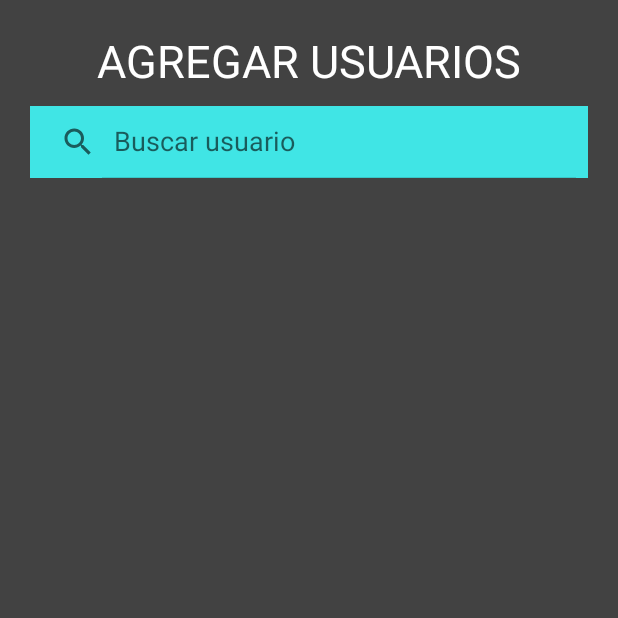
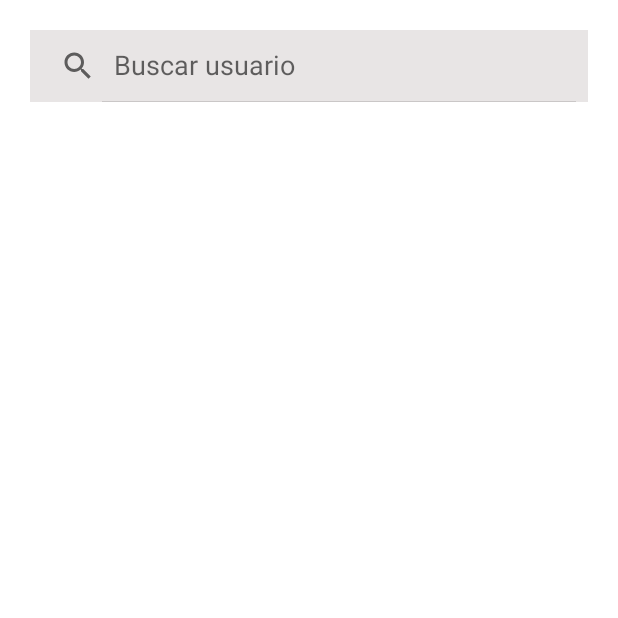
Before and after one commit to IntroCompuMovil202110/Pretect, an Android app: the AgregarActivity screen opened directly, with no data from a screen before it, on a phone screen of 412 x 824 dp, the top half of it. Run offline under Robolectric (Android 15) with nearby library versions, the phone set to English and light mode, and no system bars.

Commit message:
arreglo a vista de Agregar Usuario

```diff
--- a/PreTect/app/src/main/res/layout/activity_agregar.xml
+++ b/PreTect/app/src/main/res/layout/activity_agregar.xml
@@ -8,17 +8,6 @@
     android:orientation="vertical"
     android:padding="20dp"
     android:background="@color/background">
-
-    <TextView
-        android:id="@+id/textView"
-        android:layout_width="match_parent"
-        android:layout_height="wrap_content"
-        android:text="@string/agregarUsuarios"
-        android:textAllCaps="true"
-        android:gravity="center"
-        android:textSize="30sp"
-        android:layout_marginBottom="10sp"
-        android:textColor="@color/white"/>
 
     <SearchView
         android:id="@+id/userSearch"
@@ -34,5 +23,8 @@
     <androidx.recyclerview.widget.RecyclerView
         android:id="@+id/userView"
         android:layout_width="match_parent"
-        android:layout_height="match_parent" />
+        android:layout_height="match_parent" >
+
+    </androidx.recyclerview.widget.RecyclerView>
+
 </LinearLayout>
--- a/PreTect/app/src/main/res/values/colors.xml
+++ b/PreTect/app/src/main/res/values/colors.xml
@@ -11,7 +11,7 @@
     <color name="rojo_principal">#D3425C</color>
     <color name="menu_inferior">#6200ee</color>
     <color name="iconos">#D0B2FA</color>
-    <color name="background">#424242</color>
-    <color name="searchBar">#40E5E5</color>
+    <color name="background">#FFFFFF</color>
+    <color name="searchBar">#E8E5E5</color>
 
 </resources>
--- a/PreTect/app/src/main/res/values/strings.xml
+++ b/PreTect/app/src/main/res/values/strings.xml
@@ -7,5 +7,7 @@
     <string name="Ajustes">Ajustes</string>
     <string name="agregarUsuarios">Agregar Usuarios</string>
     <string name="buscarUsuario">Buscar usuario</string>
+    <string name="agregar">Agregar</string>
+    <string name="nombreUsuario">Nombre de Usuario</string>
 
 </resources>
```
Also changed, not shown: PreTect/app/src/main/res/layout/agregar_usuario.xml (added, +50 -0 lines).
